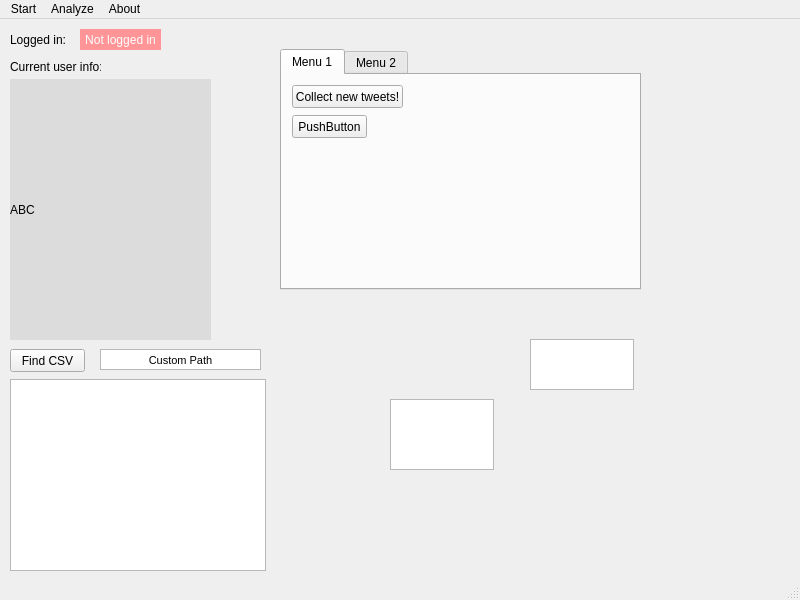
GrzegorzKrug/TwitterAnalyzer, file TwitterAnalyzer/GUI.ui: the form before one commit.
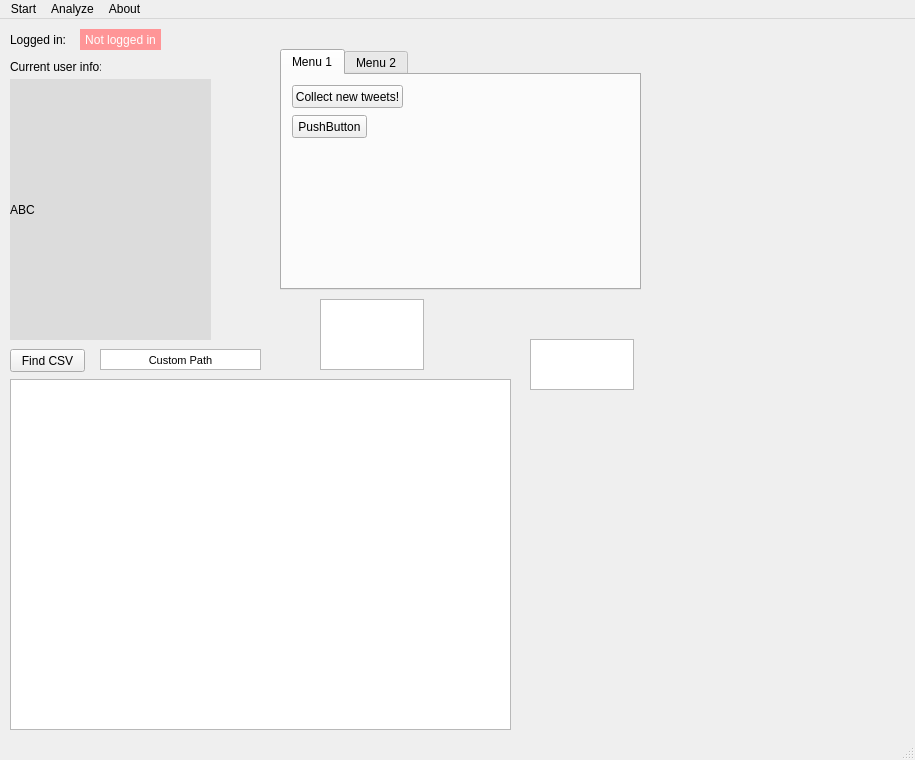
The form after the commit.

```diff
--- a/TwitterAnalyzer/GUI.ui
+++ b/TwitterAnalyzer/GUI.ui
@@ -6,8 +6,8 @@
    <rect>
     <x>0</x>
     <y>0</y>
-    <width>800</width>
-    <height>600</height>
+    <width>915</width>
+    <height>760</height>
    </rect>
   </property>
   <property name="windowTitle">
@@ -138,8 +138,8 @@
      <rect>
       <x>10</x>
       <y>360</y>
-      <width>256</width>
-      <height>192</height>
+      <width>501</width>
+      <height>351</height>
      </rect>
     </property>
    </widget>
@@ -190,8 +190,8 @@
    <widget class="QPlainTextEdit" name="plainTextEdit">
     <property name="geometry">
      <rect>
-      <x>390</x>
-      <y>380</y>
+      <x>320</x>
+      <y>280</y>
       <width>104</width>
       <height>71</height>
      </rect>
@@ -213,7 +213,7 @@
     <rect>
      <x>0</x>
      <y>0</y>
-     <width>800</width>
+     <width>915</width>
      <height>21</height>
     </rect>
    </property>
```
